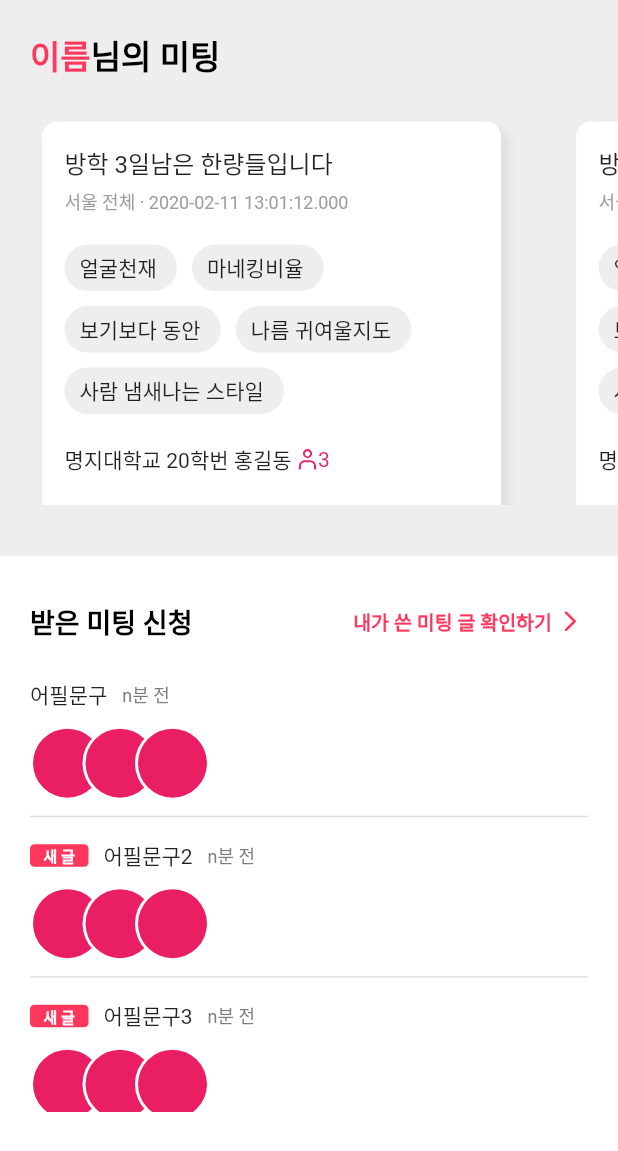
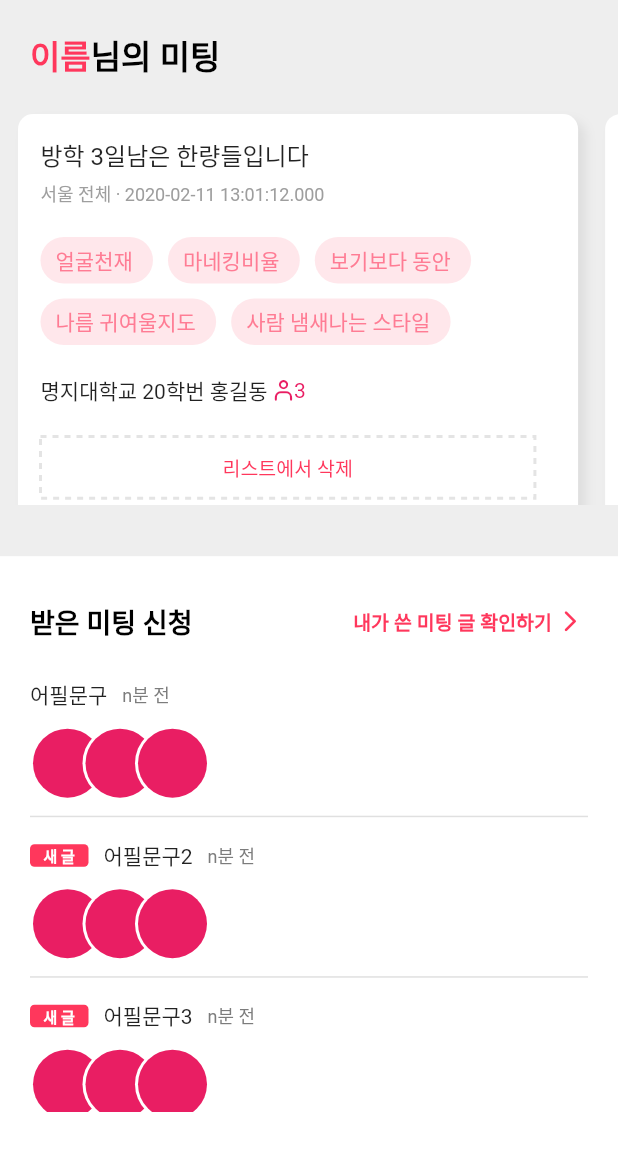
Before and after one commit to SeungtaeRyu/campusMeet_test, a Flutter app: the MyMeetingScreen widget shown alone on an empty page, opened directly, on a phone screen of 412 x 824 dp. Shown: the top 1151 px of the screen. Run offline on Flutter 3.47's test engine with Material 2 defaults, Android fonts, the light colour scheme and no system bars; drawn by our look-alikes of dotted_border; our stand-ins replace badges, blur, carousel_slider, form_field_validator, image_picker; missing offline and left inert: wc_form_validators; network calls fail.

Commit message:
나의미팅미팅신청박스위젯생성

```diff
--- a/campus_meet_test/lib/screens/home/home.dart
+++ b/campus_meet_test/lib/screens/home/home.dart
@@ -4,6 +4,7 @@
 import 'package:campus_meet_test/models/metting_post_model.dart';
 import 'package:campus_meet_test/screens/home/otherPersonProfile_screen.dart';
 import 'package:campus_meet_test/widgets/render_post_card_widget.dart';
+import 'package:campus_meet_test/widgets/render_request_post_card.dart';
 import 'package:flutter/material.dart';
 import 'homeFilter.dart';
 import 'homeMeetingRequest.dart';
--- a/campus_meet_test/lib/screens/myMeeting/my_meeting_screen.dart
+++ b/campus_meet_test/lib/screens/myMeeting/my_meeting_screen.dart
@@ -3,6 +3,7 @@ import 'package:campus_meet_test/models/metting_post_model.dart';
 import 'package:campus_meet_test/screens/home/homeWriting.dart';
 import 'package:campus_meet_test/screens/myMeeting/requestMeetingAcceptRefusal.dart';
 import 'package:campus_meet_test/widgets/render_post_card_widget.dart';
+import 'package:campus_meet_test/widgets/render_request_post_card.dart';
 import 'package:flutter/material.dart';
 import 'package:campus_meet_test/screens/home/home.dart';
 import 'check_my_writing.dart';
@@ -19,7 +20,6 @@ class _MyMeetingScreenState extends State<MyMeetingScreen> {
   bool myMeeting = false;
   bool BmeetingPropose = false;
 
-  String currentPage = "home";
   List<Post> posts = [
     Post.fromJson({
       "id": 0,
@@ -170,18 +170,19 @@ class _MyMeetingScreenState extends State<MyMeetingScreen> {
         // scrollDirection: Axis.horizontal,
 
         child: SizedBox(
-          height: MediaQuery.of(context).size.width * 0.84,
+          height: MediaQuery.of(context).size.width * 1,
           child: ListView.builder(
             scrollDirection: Axis.horizontal,
-              padding: const EdgeInsets.all(8),
+              padding: const EdgeInsets.all(3),
               itemCount: posts.length,
               itemBuilder: (context, index) {
                 return Container(
-                  width: MediaQuery.of(context).size.width * 0.84,
-                  margin: EdgeInsets.only(right: 10),
-                  child:  RenderPostCard( // 이거말고 이거랑 비슷하게 다시 만들어서 넣기
-                        post: posts[index],
-                        currentPage: 'currentPage',
+                  // decoration: BoxDecoration(borderRadius: BorderRadius.circular(70)),
+                  width: MediaQuery.of(context).size.width * 0.95,
+                  // margin: EdgeInsets.only(right: 0.9),
+                  // padding: EdgeInsets.only(right: 0),
+                  child:  RenderRequestPostCard(
+                        post: posts[index]
                       )
                 );
               }
--- /dev/null
+++ b/campus_meet_test/lib/widgets/render_request_post_card.dart
@@ -0,0 +1,275 @@
+import 'package:campus_meet_test/Controller/meetingPostController.dart';
+import 'package:campus_meet_test/common/custom_icons_icons.dart';
+import 'package:campus_meet_test/models/MeetingPost/post_model.dart';
+import 'package:campus_meet_test/models/MeetingPost/meetingMember_model.dart';
+import 'package:campus_meet_test/screens/home/homeMeetingRequest.dart';
+import 'package:campus_meet_test/screens/home/otherPersonProfile_screen.dart';
+import 'package:flutter/material.dart';
+import 'package:dotted_border/dotted_border.dart';
+import 'package:flutter/rendering.dart';
+
+class RenderRequestPostCard extends StatefulWidget {
+  const RenderRequestPostCard({Key? key, required this.post}) : super(key: key);
+  final Post post;
+
+  @override
+  _RenderRequestPostState createState() => _RenderRequestPostState();
+}
+
+class _RenderRequestPostState extends State<RenderRequestPostCard> {
+  late Future<List<MeetingMember>> meetingMember;
+
+  @override
+  void initState() {
+    super.initState();
+    meetingMember = getMeetingMember(widget.post.id);
+  }
+
+  @override
+  Widget build(BuildContext context) {
+    return InkWell(
+      child: Container(
+        margin: EdgeInsets.fromLTRB(9, 0, 9, 8),
+        padding: EdgeInsets.all(15),
+        decoration: BoxDecoration(
+          borderRadius: BorderRadius.circular(10),
+          color: Colors.white,
+          boxShadow: [
+            BoxShadow(
+              color: Colors.grey.withOpacity(0.2),
+              offset: const Offset(5, 5),
+              blurRadius: 5.0,
+            )
+          ],
+        ),
+        child: Column(
+          crossAxisAlignment: CrossAxisAlignment.start,
+          children: [
+            Text(
+              widget.post.title,
+              style: TextStyle(fontSize: 16),
+            ),
+            Padding(padding: EdgeInsets.only(bottom: 5)),
+            Text(
+              "${widget.post.location.cityStateName} ${widget.post.location.cityCountryName} · ${widget.post.createdAt}",
+              style: TextStyle(fontSize: 12, color: Colors.grey.shade500),
+            ),
+            Padding(padding: EdgeInsets.only(bottom: 20)),
+            Wrap(
+              spacing: 10,
+              runSpacing: 10,
+              children: <Widget>[
+                for (int i = 0; i < widget.post.tags.length; i++)
+                  Container(
+                    padding: EdgeInsets.fromLTRB(10, 5, 10, 5),
+                    decoration: BoxDecoration(
+                      borderRadius: BorderRadius.circular(20),
+                      color: Color.fromRGBO(255, 231, 235, 1),
+                    ),
+                    child: Text(
+                      "${widget.post.tags[i].text} ",
+                      style: TextStyle(color: Color.fromRGBO(255, 124, 148, 1)),
+                    ),
+                  ),
+              ],
+            ),
+            Padding(padding: EdgeInsets.only(bottom: 20)),
+            Row(
+              children: [
+                Text(
+                  "${widget.post.writer.univ} ${widget.post.writer.entryYear}학번 ${widget.post.writer.name} ",
+                  style: TextStyle(fontSize: 14),
+                ),
+                Icon(
+                  CustomIcons.my_page,
+                  size: 14,
+                  color: Colors.pink,
+                ),
+                Text(
+                  "${widget.post.numOfMember}",
+                  style: TextStyle(color: Colors.pink),
+                )
+              ],
+            ),
+            Container(
+              height: MediaQuery.of(context).size.width * 0.1,
+              width: MediaQuery.of(context).size.width * 0.8,
+              margin: EdgeInsets.only(top: 20),
+              child: DottedBorder(
+                // strokeCap: StrokeCap.round,
+                dashPattern: [4, 4, 4, 4],
+                // radius: Radius.circular(30),
+                color: Color.fromRGBO(228, 228, 228, 1),
+                strokeWidth: 2,
+                child: Container(
+                  height: MediaQuery.of(context).size.width * 0.1,
+                  width: MediaQuery.of(context).size.width * 0.8,
+                  child: TextButton(
+                    onPressed: () {
+                      print("삭제");
+                    },
+                    child: Text(
+                      '리스트에서 삭제',
+                      style: TextStyle(
+                          color: Color.fromRGBO(255, 55, 92, 1), fontSize: 13),
+                    ),
+                  ),
+                ),
+              ),
+            ),
+          ],
+        ),
+      ),
+      onTap: () {
+        showDialog(
+          context: context,
+          builder: (BuildContext context) {
+            return memberPopup();
+          },
+        );
+      },
+    );
+  }
+
+  Widget memberPopup() {
+    return AlertDialog(
+      contentPadding: EdgeInsets.zero,
+      shape: RoundedRectangleBorder(borderRadius: BorderRadius.circular(10.0)),
+      content: Wrap(
+        children: [
+          Container(
+            padding: EdgeInsets.fromLTRB(10, 0, 10, 0),
+            child: FutureBuilder<List<MeetingMember>>(
+              future: meetingMember,
+              builder: (context, snapshot) {
+                if (snapshot.hasData) {
+                  return ListView.builder(
+                    itemCount: snapshot.data!.length,
+                    itemBuilder: (BuildContext context, int index) {
+                      // print(snapshot.data[index].id);
+                      // 미팅멤버 참가자 로직
+                      return Container(
+                        padding: EdgeInsets.fromLTRB(0, 10, 0, 10),
+                        width: MediaQuery.of(context).size.width * 0.9,
+                        decoration: BoxDecoration(
+                            border: Border(
+                                bottom: BorderSide(
+                                    color: snapshot.data!.length == index + 1
+                                        ? Colors.white
+                                        : Colors.grey.shade300))),
+                        child: Row(
+                          children: [
+                            // 상대방 프로필 써클 이미지
+                            Container(
+                              padding: EdgeInsets.only(right: 10),
+                              child: CircleAvatar(
+                                radius: 20,
+                                backgroundColor: Colors.grey.shade500,
+                                child: CircleAvatar(
+                                  radius: 19,
+                                  backgroundColor: Colors.pink,
+                                  child: Align(
+                                    alignment: Alignment.bottomRight,
+
+                                    // 이 부분은 접속 여부인데 삭제될 수도?
+                                    child: CircleAvatar(
+                                      radius: 5,
+                                      backgroundColor: Colors.grey.shade500,
+                                    ),
+                                  ),
+                                ),
+                              ),
+                            ),
+
+                            // 이름, 대학교, 학번 렌더링
+                            Expanded(
+                              child: Column(
+                                crossAxisAlignment: CrossAxisAlignment.start,
+                                children: [
+                                  Container(
+                                    child: Text(
+                                      "${snapshot.data![index].name}",
+                                    ),
+                                  ),
+                                  Container(
+                                    child: Text(
+                                      "${snapshot.data![index].univ} ${snapshot.data![index].entryYear}학번",
+                                      style: TextStyle(
+                                          color: Colors.grey.shade500,
+                                          fontSize: 12),
+                                    ),
+                                  ),
+                                ],
+                              ),
+                            ),
+
+                            // 상대방 프로필 상세보기
+                            Container(
+                              child: IconButton(
+                                padding: EdgeInsets.zero, // 아이콘 패딩 설정
+                                constraints: BoxConstraints(),
+                                onPressed: () {
+                                  // 상대프로필 페이지로 이동
+                                  Navigator.push(
+                                    context,
+                                    MaterialPageRoute(
+                                        builder: (context) =>
+                                            OtherPersonProfileScreen(
+                                                userId:
+                                                    snapshot.data![index].id)),
+                                  );
+                                },
+                                icon: Icon(
+                                  Icons.arrow_forward_ios_rounded,
+                                  size: 14,
+                                ),
+                              ),
+                            ),
+                          ],
+                        ),
+                      );
+                    },
+                  );
+                } else if (snapshot.hasError) {
+                  return Text("${snapshot.error}");
+                } else {
+                  return Center(child: CircularProgressIndicator());
+                }
+              },
+            ),
+          ),
+        ],
+      ),
+      actions: <Widget>[
+        // 미팅 신청이 가능한 게시글일 때
+        Container(
+          color: Colors.white,
+          height: 30,
+          child: Row(
+            mainAxisAlignment: MainAxisAlignment.center,
+            children: <Widget>[
+              OutlinedButton(
+                onPressed: () {
+                  Navigator.push(
+                      context,
+                      MaterialPageRoute(
+                        builder: (context) => MeetingRequest(post: widget.post),
+                      ));
+                },
+                style: OutlinedButton.styleFrom(
+                    shape: RoundedRectangleBorder(
+                      borderRadius: BorderRadius.circular(20),
+                    ),
+                    side: BorderSide(color: Colors.pink)),
+                child: Text(
+                  " 미팅 신청 ",
+                  style: TextStyle(color: Colors.pink, height: 1),
+                ),
+              ),
+            ],
+          ),
+        )
+      ],
+    );
+  }
+}
--- a/campus_meet_test/pubspec.yaml
+++ b/campus_meet_test/pubspec.yaml
@@ -45,6 +45,7 @@ dependencies:
   intl: ^0.17.0
   http:
   mvc_pattern: ^8.7.0
+
 
 dev_dependencies:
   flutter_test:
```
Also changed, not shown: campus_meet_test/lib/screens/login/SignIn_Screen.dart (+2 -6 lines), campus_meet_test/pubspec.lock.
